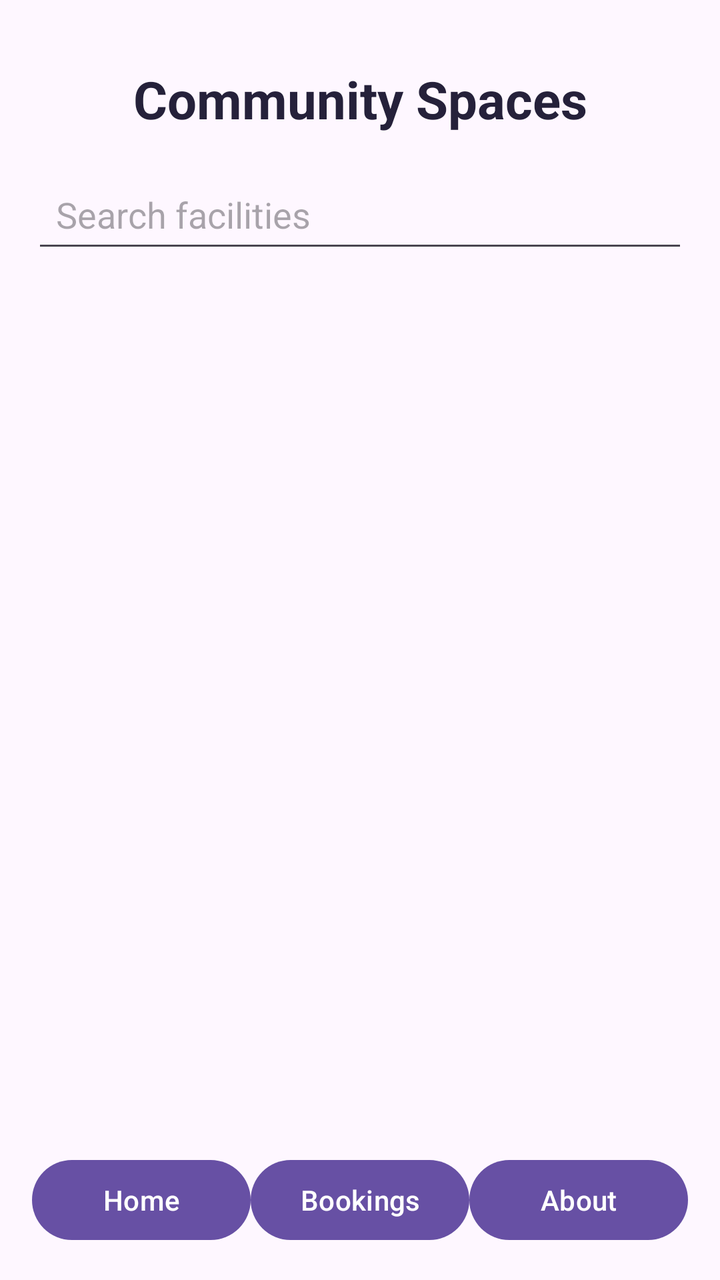
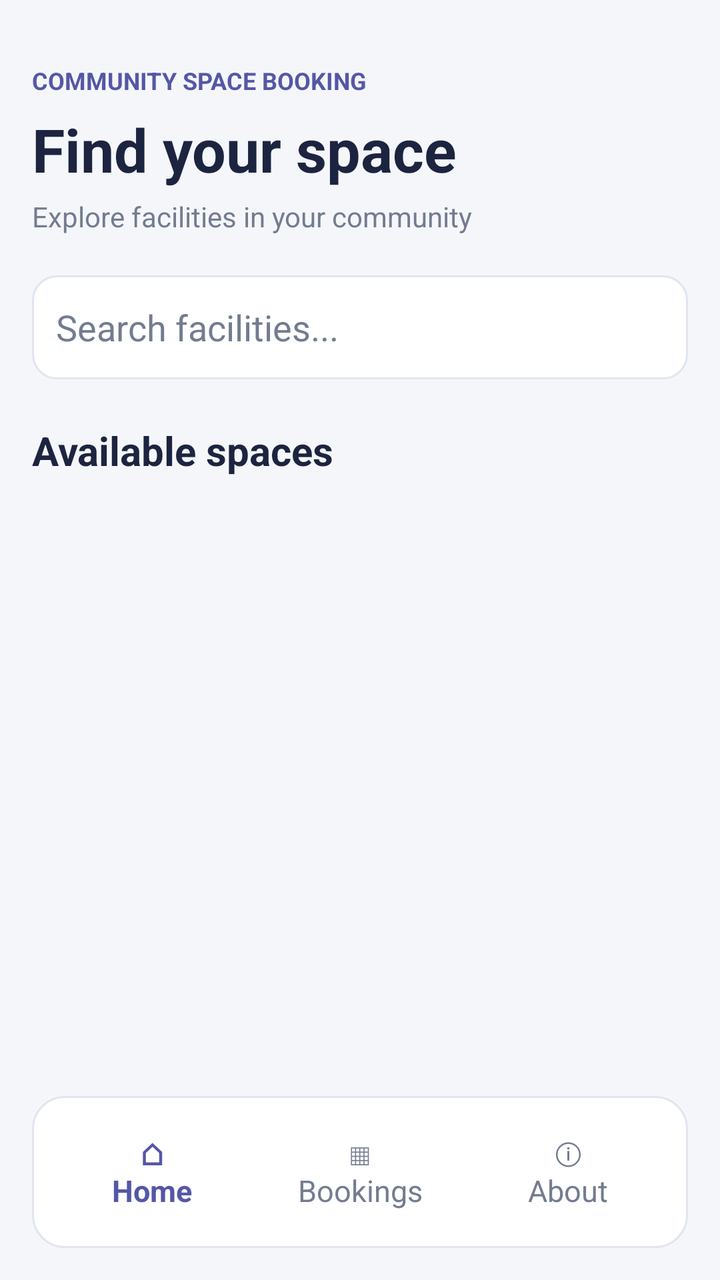

The first picture is an Android layout as it rendered before a commit; the second is the same layout after the commit. The layout source and the unified diff follow.
<!-- AndroidManifest.xml: application theme Theme.CommunitySpaceBooking -->
<!-- res/layout/activity_main.xml -->
<?xml version="1.0" encoding="utf-8"?>
<LinearLayout xmlns:android="http://schemas.android.com/apk/res/android"
    android:layout_width="match_parent"
    android:layout_height="match_parent"
    android:orientation="vertical"
    android:padding="16dp">

    <TextView
        style="@style/AppScreenTitle"
        android:layout_width="match_parent"
        android:layout_height="wrap_content"
        android:text="Community Spaces" />


    <EditText
        android:id="@+id/searchFacilities"
        android:layout_width="match_parent"
        android:layout_height="wrap_content"
        android:hint="Search facilities"
        android:inputType="text"
        android:padding="12dp" />

    <androidx.recyclerview.widget.RecyclerView
        android:id="@+id/recyclerFacilities"
        android:layout_width="match_parent"
        android:layout_height="0dp"
        android:layout_weight="1"
        android:clipToPadding="false"
        android:paddingTop="12dp" />

    <LinearLayout
        android:layout_width="match_parent"
        android:layout_height="wrap_content"
        android:orientation="horizontal">

        <Button
            android:id="@+id/btnHome"
            android:layout_width="0dp"
            android:layout_height="wrap_content"
            android:layout_weight="1"
            android:text="Home" />

        <Button
            android:id="@+id/btnBookings"
            android:layout_width="0dp"
            android:layout_height="wrap_content"
            android:layout_weight="1"
            android:text="Bookings" />

        <Button
            android:id="@+id/btnAbout"
            android:layout_width="0dp"
            android:layout_height="wrap_content"
            android:layout_weight="1"
            android:text="About" />

    </LinearLayout>

</LinearLayout>
<!-- resources referenced by this layout -->
<resources>
  <style name="AppScreenTitle">
          <item name="android:textSize">26sp</item>
          <item name="android:textStyle">bold</item>
          <item name="android:textColor">#25213A</item>
          <item name="android:gravity">center</item>
          <item name="android:padding">16dp</item>
      </style>
  <style name="Theme.CommunitySpaceBooking" parent="Base.Theme.CommunitySpaceBooking" />
  <style name="Base.Theme.CommunitySpaceBooking" parent="Theme.Material3.DayNight.NoActionBar">
          
          
      </style>
</resources>

<!-- the commit's change to res/layout/activity_main.xml (unified diff, before → after) -->
@@ -1,58 +1,128 @@
 <?xml version="1.0" encoding="utf-8"?>
-<LinearLayout xmlns:android="http://schemas.android.com/apk/res/android"
+<LinearLayout
+    xmlns:android="http://schemas.android.com/apk/res/android"
     android:layout_width="match_parent"
     android:layout_height="match_parent"
     android:orientation="vertical"
+    android:background="@color/app_background"
     android:padding="16dp">
 
-    <TextView
-        style="@style/AppScreenTitle"
+    
+    <LinearLayout
         android:layout_width="match_parent"
         android:layout_height="wrap_content"
-        android:text="Community Spaces" />
+        android:orientation="vertical"
+        android:paddingTop="16dp"
+        android:paddingBottom="20dp">
 
+        <TextView
+            android:layout_width="match_parent"
+            android:layout_height="wrap_content"
+            android:text="COMMUNITY SPACE BOOKING"
+            android:textColor="@color/app_primary"
+            android:textSize="12sp"
+            android:textStyle="bold" />
 
+        <TextView
+            android:layout_width="match_parent"
+            android:layout_height="wrap_content"
+            android:layout_marginTop="6dp"
+            android:text="Find your space"
+            android:textColor="@color/app_heading"
+            android:textSize="30sp"
+            android:textStyle="bold" />
+
+        <TextView
+            android:layout_width="match_parent"
+            android:layout_height="wrap_content"
+            android:layout_marginTop="4dp"
+            android:text="Explore facilities in your community"
+            android:textColor="@color/app_muted"
+            android:textSize="14sp" />
+
+    </LinearLayout>
+
+    
     <EditText
         android:id="@+id/searchFacilities"
         android:layout_width="match_parent"
+        android:layout_height="52dp"
+        android:background="@drawable/bg_app_input"
+        android:hint="Search facilities..."
+        android:inputType="text"
+        android:singleLine="true"
+        android:padding="12dp"
+        android:textColor="@color/app_heading"
+        android:textColorHint="@color/app_muted" />
+
+    
+    <TextView
+        android:layout_width="match_parent"
         android:layout_height="wrap_content"
-        android:hint="Search facilities"
-        android:inputType="text"
-        android:padding="12dp" />
+        android:layout_marginTop="22dp"
+        android:layout_marginBottom="12dp"
+        android:text="Available spaces"
+        android:textColor="@color/app_heading"
+        android:textSize="20sp"
+        android:textStyle="bold" />
 
+    
     <androidx.recyclerview.widget.RecyclerView
         android:id="@+id/recyclerFacilities"
         android:layout_width="match_parent"
         android:layout_height="0dp"
         android:layout_weight="1"
         android:clipToPadding="false"
-        android:paddingTop="12dp" />
+        android:paddingBottom="12dp" />
 
+    
     <LinearLayout
         android:layout_width="match_parent"
         android:layout_height="wrap_content"
-        android:orientation="horizontal">
+        android:orientation="horizontal"
+        android:gravity="center"
+        android:background="@drawable/bg_facility_card"
+        android:padding="8dp">
 
-        <Button
+        <TextView
             android:id="@+id/btnHome"
             android:layout_width="0dp"
-            android:layout_height="wrap_content"
+            android:layout_height="60dp"
             android:layout_weight="1"
-            android:text="Home" />
+            android:gravity="center"
+            android:text="⌂&#10;Home"
+            android:textColor="@color/app_primary"
+            android:textSize="15sp"
+            android:textStyle="bold"
+            android:clickable="true"
+            android:focusable="true"
+            android:background="?attr/selectableItemBackground" />
 
-        <Button
+        <TextView
             android:id="@+id/btnBookings"
             android:layout_width="0dp"
-            android:layout_height="wrap_content"
+            android:layout_height="60dp"
             android:layout_weight="1"
-            android:text="Bookings" />
+            android:gravity="center"
+            android:text="▦&#10;Bookings"
+            android:textColor="@color/app_muted"
+            android:textSize="15sp"
+            android:clickable="true"
+            android:focusable="true"
+            android:background="?attr/selectableItemBackground" />
 
-        <Button
+        <TextView
             android:id="@+id/btnAbout"
             android:layout_width="0dp"
-            android:layout_height="wrap_content"
+            android:layout_height="60dp"
             android:layout_weight="1"
-            android:text="About" />
+            android:gravity="center"
+            android:text="ⓘ&#10;About"
+            android:textColor="@color/app_muted"
+            android:textSize="15sp"
+            android:clickable="true"
+            android:focusable="true"
+            android:background="?attr/selectableItemBackground" />
 
     </LinearLayout>
 
<!-- resource entries referenced after the edit -->
@@ -1,13 +1,46 @@
 <!-- resources referenced by this layout -->
 <resources>
-  <style name="AppScreenTitle">
-          <item name="android:textSize">26sp</item>
-          <item name="android:textStyle">bold</item>
-          <item name="android:textColor">#25213A</item>
-          <item name="android:gravity">center</item>
-          <item name="android:padding">16dp</item>
-      </style>
+  <color name="app_background">#F5F6FA</color>
+  <color name="app_heading">#1D2440</color>
+  <color name="app_muted">#737C90</color>
+  <color name="app_primary">#5557A6</color>
+  <!-- drawable bg_app_input (drawable) -->
+  <?xml version="1.0" encoding="utf-8"?>
+  <shape xmlns:android="http://schemas.android.com/apk/res/android"
+      android:shape="rectangle">
+  
+      <solid android:color="@color/app_surface" />
+  
+      <corners android:radius="12dp" />
+  
+      <stroke
+          android:width="1dp"
+          android:color="@color/app_border" />
+  
+      <padding
+          android:left="12dp"
+          android:top="10dp"
+          android:right="12dp"
+          android:bottom="10dp" />
+  
+  </shape>
+  <!-- drawable bg_facility_card (drawable) -->
+  <?xml version="1.0" encoding="utf-8"?>
+  <shape xmlns:android="http://schemas.android.com/apk/res/android"
+      android:shape="rectangle">
+  
+      <solid android:color="@color/app_surface" />
+  
+      <corners android:radius="16dp" />
+  
+      <stroke
+          android:width="1dp"
+          android:color="@color/app_border" />
+  
+  </shape>
   <style name="Theme.CommunitySpaceBooking" parent="Base.Theme.CommunitySpaceBooking" />
+  <color name="app_surface">#FFFFFF</color>
+  <color name="app_border">#E1E5EF</color>
   <style name="Base.Theme.CommunitySpaceBooking" parent="Theme.Material3.DayNight.NoActionBar">
           
           
